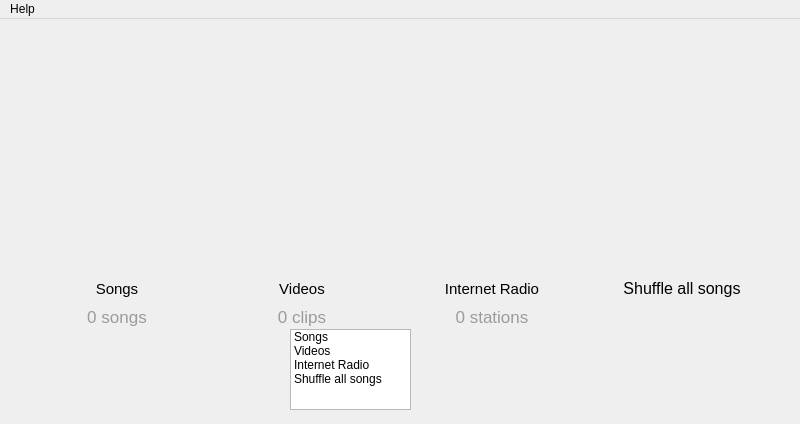
The window that mainwindow.ui (gidzzz/openmediaplayer) describes before a commit, drawn with Qt 5.
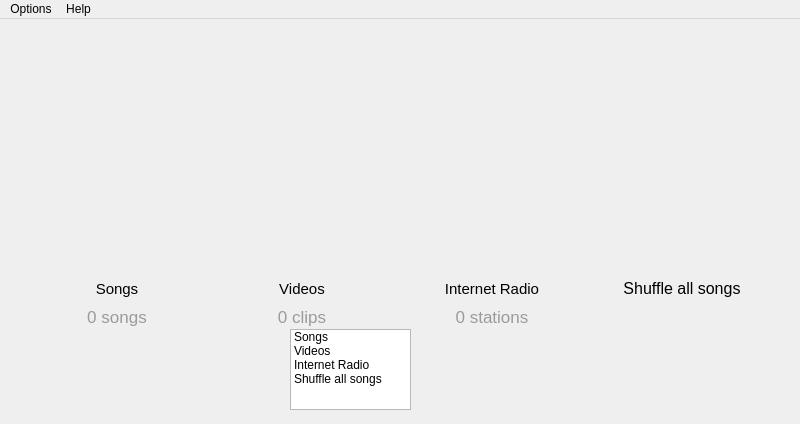
The same window after the commit. Icons and pictures are not drawn. Custom widgets are drawn as their Qt base class.

Commit message: Connect SettingsDialog to MainWindow

Diff of the .ui file:
```diff
--- a/mainwindow.ui
+++ b/mainwindow.ui
@@ -450,6 +450,13 @@
     </property>
     <addaction name="actionAbout"/>
    </widget>
+   <widget class="QMenu" name="menuOptions">
+    <property name="title">
+     <string>Options</string>
+    </property>
+    <addaction name="actionSettings"/>
+   </widget>
+   <addaction name="menuOptions"/>
    <addaction name="menuHelp"/>
   </widget>
   <action name="actionAbout">
```
Left out of the diff: 11 changed lines with no effect on the pictures. The commit also changes 2 other files.
